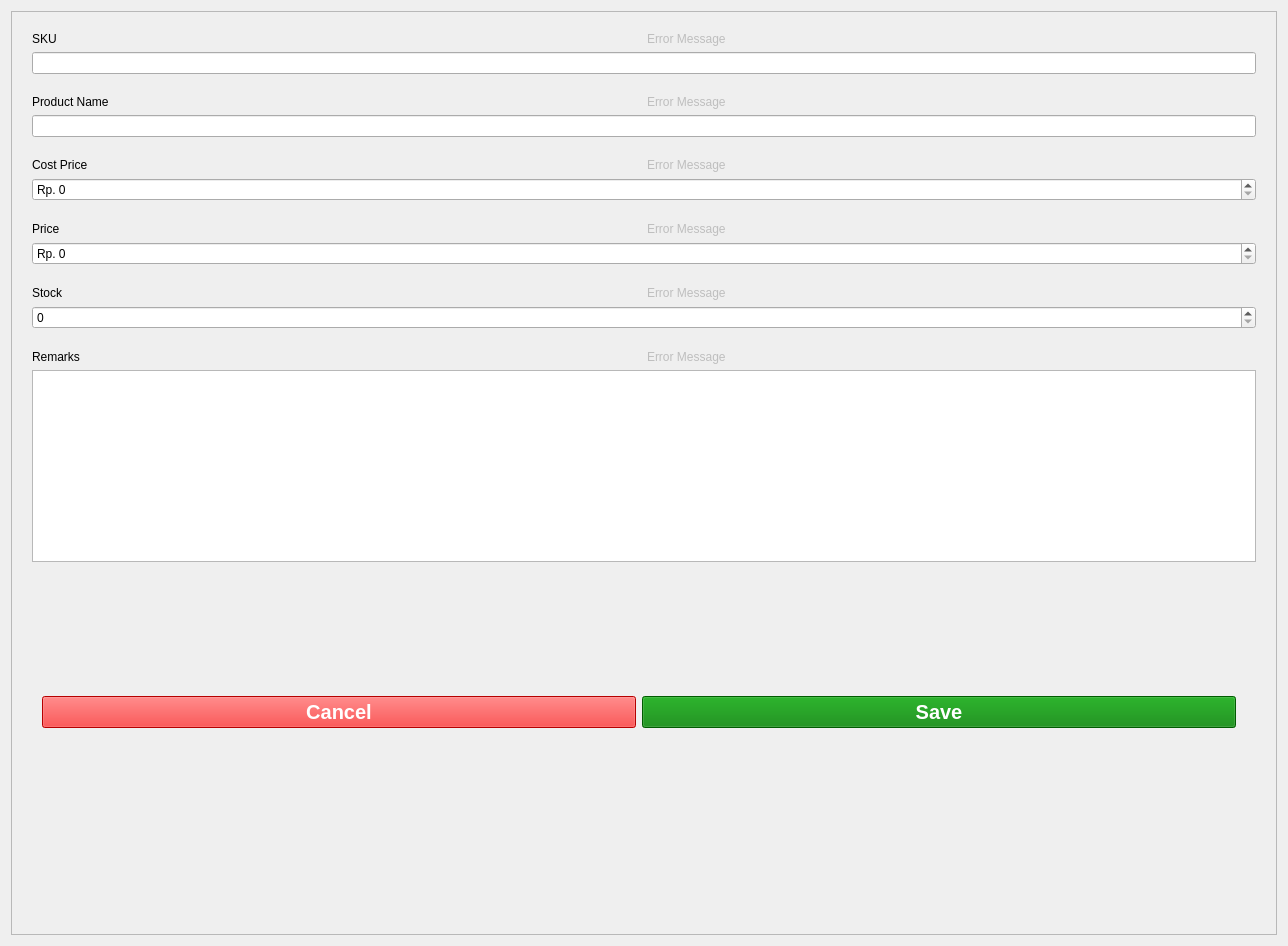
michael-halim/pos, file ui/add_edit_product.ui: the form before one commit.
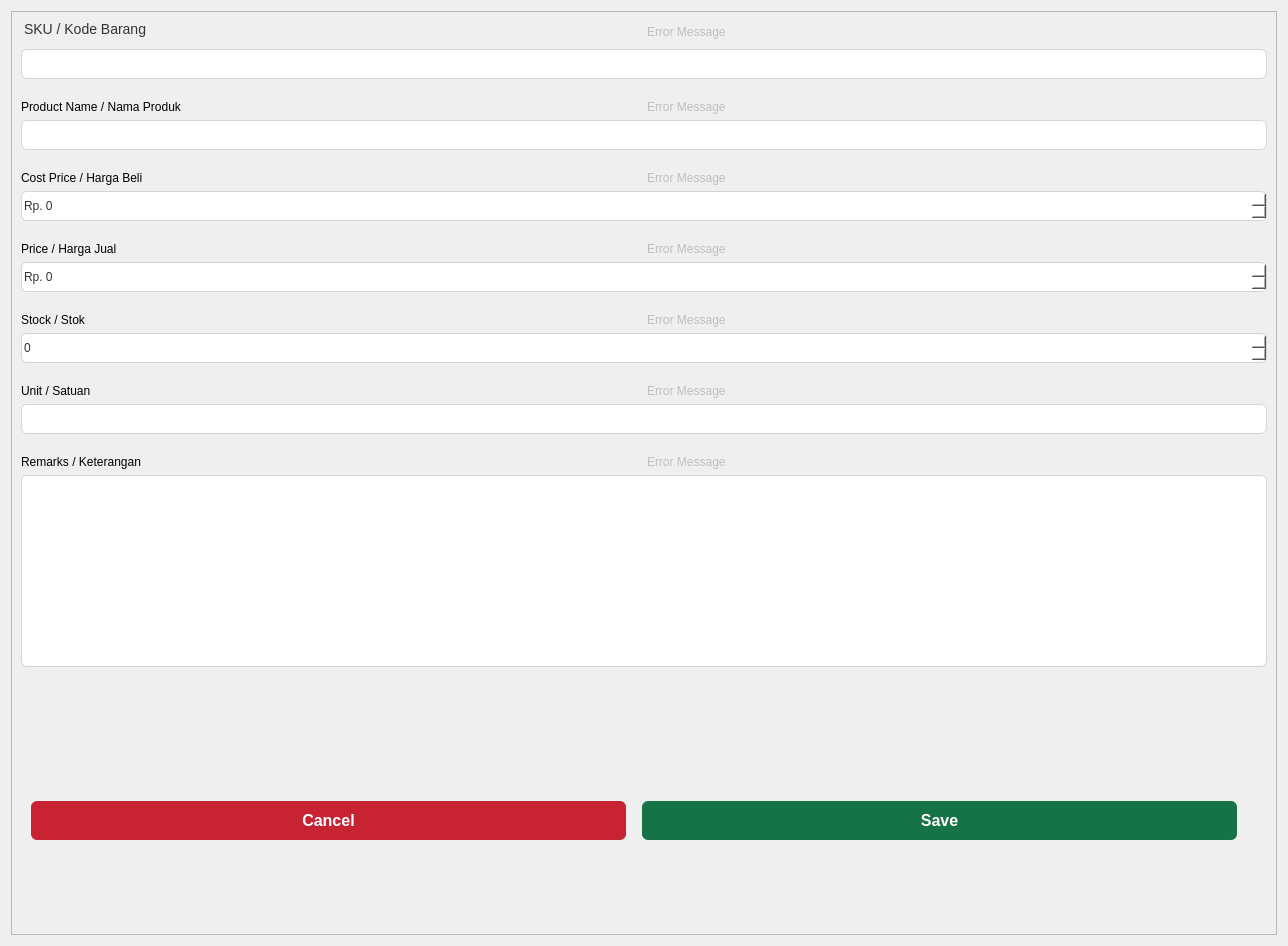
The form after the commit.

Commit message: Patch #01: Close all app in main window and CSS

Patch:
```diff
--- a/ui/add_edit_product.ui
+++ b/ui/add_edit_product.ui
@@ -29,118 +29,23 @@
       <enum>QFrame::Raised</enum>
      </property>
      <layout class="QGridLayout" name="gridLayout">
-      <property name="leftMargin">
-       <number>20</number>
-      </property>
-      <property name="topMargin">
-       <number>20</number>
-      </property>
-      <property name="rightMargin">
-       <number>20</number>
-      </property>
-      <property name="bottomMargin">
-       <number>50</number>
-      </property>
-      <item row="7" column="0">
-       <layout class="QHBoxLayout" name="horizontalLayout">
-        <property name="leftMargin">
-         <number>10</number>
-        </property>
-        <property name="topMargin">
-         <number>10</number>
-        </property>
-        <property name="rightMargin">
-         <number>20</number>
-        </property>
-        <property name="bottomMargin">
-         <number>20</number>
-        </property>
-        <item>
-         <widget class="QPushButton" name="cancel_add_edit_product_button">
-          <property name="styleSheet">
-           <string notr="true">QPushButton{
-	background-color: red;
-	color: white;
-	font-size: 20px;
-	font-weight:bold;
-
-}</string>
-          </property>
-          <property name="text">
-           <string>Cancel</string>
-          </property>
-         </widget>
-        </item>
-        <item>
-         <widget class="QPushButton" name="submit_add_edit_product_button">
-          <property name="styleSheet">
-           <string notr="true">QPushButton{
-	background-color: green;
-	color: white;
-	font-size: 20px;
-	font-weight:bold;
-
-}</string>
-          </property>
-          <property name="text">
-           <string>Save</string>
-          </property>
-         </widget>
-        </item>
-       </layout>
-      </item>
-      <item row="5" column="0">
-       <layout class="QVBoxLayout" name="verticalLayout_6">
-        <property name="topMargin">
-         <number>15</number>
-        </property>
-        <item>
-         <layout class="QHBoxLayout" name="horizontalLayout_8">
-          <item>
-           <widget class="QLabel" name="remarks_label">
-            <property name="text">
-             <string>Remarks</string>
-            </property>
-           </widget>
-          </item>
-          <item>
-           <widget class="QLabel" name="remarks_error_message">
-            <property name="enabled">
-             <bool>false</bool>
-            </property>
-            <property name="text">
-             <string>Error Message</string>
-            </property>
-           </widget>
-          </item>
-         </layout>
-        </item>
-        <item>
-         <widget class="QTextEdit" name="remarks_input"/>
-        </item>
-        <item>
-         <spacer name="verticalSpacer">
-          <property name="orientation">
-           <enum>Qt::Vertical</enum>
-          </property>
-          <property name="sizeHint" stdset="0">
-           <size>
-            <width>17</width>
-            <height>118</height>
-           </size>
-          </property>
-         </spacer>
-        </item>
-       </layout>
-      </item>
       <item row="0" column="0">
        <layout class="QVBoxLayout" name="verticalLayout">
         <item>
          <layout class="QHBoxLayout" name="horizontalLayout_2">
           <item>
            <widget class="QLabel" name="sku_label">
+            <property name="styleSheet">
+             <string notr="true">QLabel {
+    font-family: Arial, sans-serif;  /* Font style */
+    font-size: 14px;                 /* Font size */
+    font-weight: normal;              /* Normal font weight */
+    color: #333;                      /* Dark gray text color */
+    margin-bottom: 6px;                /* Space between label and input */
+}</string>
+            </property>
             <property name="text">
-             <string>SKU</string>
+             <string>SKU / Kode Barang</string>
             </property>
            </widget>
           </item>
@@ -157,7 +62,83 @@
          </layout>
         </item>
         <item>
-         <widget class="QLineEdit" name="sku_input"/>
+         <widget class="QLineEdit" name="sku_input">
+          <property name="minimumSize">
+           <size>
+            <width>0</width>
+            <height>30</height>
+           </size>
+          </property>
+          <property name="styleSheet">
+           <string notr="true">QLineEdit{
+	border: 1px solid #d1d5db;      /* Light gray border */
+    border-radius: 6px;             /* Rounded corners */
+    outline: none;                  /* Remove default outline */
+    color: #333;                    /* Text color */
+    background-color: #fff;       /* Light gray background */
+}
+
+QLineEdit:focus {
+    border: 1px solid #93c5fd;       /* Blue border on focus */
+    box-shadow: 0 0 5px rgba(59, 130, 246, 0.5);  /* Soft blue glow */
+    background-color: #ffffff;       /* White background when focused */
+}</string>
+          </property>
+         </widget>
+        </item>
+       </layout>
+      </item>
+      <item row="1" column="0">
+       <layout class="QVBoxLayout" name="verticalLayout_2">
+        <property name="topMargin">
+         <number>15</number>
+        </property>
+        <item>
+         <layout class="QHBoxLayout" name="horizontalLayout_3">
+          <item>
+           <widget class="QLabel" name="product_name_label">
+            <property name="text">
+             <string>Product Name / Nama Produk</string>
+            </property>
+           </widget>
+          </item>
+          <item>
+           <widget class="QLabel" name="product_name_error_message">
+            <property name="enabled">
+             <bool>false</bool>
+            </property>
+            <property name="text">
+             <string>Error Message</string>
+            </property>
+           </widget>
+          </item>
+         </layout>
+        </item>
+        <item>
+         <widget class="QLineEdit" name="product_name_input">
+          <property name="minimumSize">
+           <size>
+            <width>0</width>
+            <height>30</height>
+           </size>
+          </property>
+          <property name="styleSheet">
+           <string notr="true">QLineEdit{
+	border: 1px solid #d1d5db;      /* Light gray border */
+    border-radius: 6px;             /* Rounded corners */
+    outline: none;                  /* Remove default outline */
+    color: #333;                    /* Text color */
+    background-color: #fff;       /* Light gray background */
+    transition: all 0.3s ease-in-out; /* Smooth transition for effects */
+}
+
+QLineEdit:focus {
+    border: 1px solid #93c5fd;       /* Blue border on focus */
+    box-shadow: 0 0 5px rgba(59, 130, 246, 0.5);  /* Soft blue glow */
+    background-color: #ffffff;       /* White background when focused */
+}</string>
+          </property>
+         </widget>
         </item>
        </layout>
       </item>
@@ -171,7 +152,7 @@
           <item>
            <widget class="QLabel" name="cost_price_label">
             <property name="text">
-             <string>Cost Price</string>
+             <string>Cost Price / Harga Beli</string>
             </property>
            </widget>
           </item>
@@ -189,6 +170,28 @@
         </item>
         <item>
          <widget class="QSpinBox" name="cost_price_input">
+          <property name="minimumSize">
+           <size>
+            <width>0</width>
+            <height>30</height>
+           </size>
+          </property>
+          <property name="styleSheet">
+           <string notr="true">QSpinBox{
+	border: 1px solid #d1d5db;      /* Light gray border */
+    border-radius: 6px;             /* Rounded corners */
+    outline: none;                  /* Remove default outline */
+    color: #333;                    /* Text color */
+    background-color: #fff;       /* Light gray background */
+    transition: all 0.3s ease-in-out; /* Smooth transition for effects */
+}
+
+QSpinBox:focus {
+    border: 1px solid #93c5fd;       /* Blue border on focus */
+    box-shadow: 0 0 5px rgba(59, 130, 246, 0.5);  /* Soft blue glow */
+    background-color: #ffffff;       /* White background when focused */
+}</string>
+          </property>
           <property name="suffix">
            <string/>
           </property>
@@ -215,7 +218,7 @@
           <item>
            <widget class="QLabel" name="price_label">
             <property name="text">
-             <string>Price</string>
+             <string>Price / Harga Jual</string>
             </property>
            </widget>
           </item>
@@ -233,6 +236,28 @@
         </item>
         <item>
          <widget class="QSpinBox" name="price_input">
+          <property name="minimumSize">
+           <size>
+            <width>0</width>
+            <height>30</height>
+           </size>
+          </property>
+          <property name="styleSheet">
+           <string notr="true">QSpinBox{
+	border: 1px solid #d1d5db;      /* Light gray border */
+    border-radius: 6px;             /* Rounded corners */
+    outline: none;                  /* Remove default outline */
+    color: #333;                    /* Text color */
+    background-color: #fff;       /* Light gray background */
+    transition: all 0.3s ease-in-out; /* Smooth transition for effects */
+}
+
+QSpinBox:focus {
+    border: 1px solid #93c5fd;       /* Blue border on focus */
+    box-shadow: 0 0 5px rgba(59, 130, 246, 0.5);  /* Soft blue glow */
+    background-color: #ffffff;       /* White background when focused */
+}</string>
+          </property>
           <property name="prefix">
            <string>Rp. </string>
           </property>
@@ -243,37 +268,6 @@
         </item>
        </layout>
       </item>
-      <item row="1" column="0">
-       <layout class="QVBoxLayout" name="verticalLayout_2">
-        <property name="topMargin">
-         <number>15</number>
-        </property>
-        <item>
-         <layout class="QHBoxLayout" name="horizontalLayout_3">
-          <item>
-           <widget class="QLabel" name="product_name_label">
-            <property name="text">
-             <string>Product Name</string>
-            </property>
-           </widget>
-          </item>
-          <item>
-           <widget class="QLabel" name="product_name_error_message">
-            <property name="enabled">
-             <bool>false</bool>
-            </property>
-            <property name="text">
-             <string>Error Message</string>
-            </property>
-           </widget>
-          </item>
-         </layout>
-        </item>
-        <item>
-         <widget class="QLineEdit" name="product_name_input"/>
-        </item>
-       </layout>
-      </item>
       <item row="4" column="0">
        <layout class="QVBoxLayout" name="verticalLayout_5">
         <property name="topMargin">
@@ -284,7 +278,7 @@
           <item>
            <widget class="QLabel" name="stock_label">
             <property name="text">
-             <string>Stock</string>
+             <string>Stock / Stok</string>
             </property>
            </widget>
           </item>
@@ -302,6 +296,28 @@
         </item>
         <item>
          <widget class="QSpinBox" name="stock_input">
+          <property name="minimumSize">
+           <size>
+            <width>0</width>
+            <height>30</height>
+           </size>
+          </property>
+          <property name="styleSheet">
+           <string notr="true">QSpinBox{
+	border: 1px solid #d1d5db;      /* Light gray border */
+    border-radius: 6px;             /* Rounded corners */
+    outline: none;                  /* Remove default outline */
+    color: #333;                    /* Text color */
+    background-color: #fff;       /* Light gray background */
+    transition: all 0.3s ease-in-out; /* Smooth transition for effects */
+}
+
+QSpinBox:focus {
+    border: 1px solid #93c5fd;       /* Blue border on focus */
+    box-shadow: 0 0 5px rgba(59, 130, 246, 0.5);  /* Soft blue glow */
+    background-color: #ffffff;       /* White background when focused */
+}</string>
+          </property>
           <property name="maximum">
            <number>999999999</number>
           </property>
@@ -309,6 +325,193 @@
         </item>
        </layout>
       </item>
+      <item row="5" column="0">
+       <layout class="QVBoxLayout" name="verticalLayout_7">
+        <property name="topMargin">
+         <number>15</number>
+        </property>
+        <item>
+         <layout class="QHBoxLayout" name="horizontalLayout_9">
+          <item>
+           <widget class="QLabel" name="unit_label">
+            <property name="text">
+             <string>Unit / Satuan</string>
+            </property>
+           </widget>
+          </item>
+          <item>
+           <widget class="QLabel" name="unit_error_message">
+            <property name="enabled">
+             <bool>false</bool>
+            </property>
+            <property name="text">
+             <string>Error Message</string>
+            </property>
+           </widget>
+          </item>
+         </layout>
+        </item>
+        <item>
+         <widget class="QLineEdit" name="unit_input">
+          <property name="minimumSize">
+           <size>
+            <width>0</width>
+            <height>30</height>
+           </size>
+          </property>
+          <property name="styleSheet">
+           <string notr="true">QLineEdit{
+	border: 1px solid #d1d5db;      /* Light gray border */
+    border-radius: 6px;             /* Rounded corners */
+    outline: none;                  /* Remove default outline */
+    color: #333;                    /* Text color */
+    background-color: #fff;       /* Light gray background */
+    transition: all 0.3s ease-in-out; /* Smooth transition for effects */
+}
+
+QLineEdit:focus {
+    border: 1px solid #93c5fd;       /* Blue border on focus */
+    box-shadow: 0 0 5px rgba(59, 130, 246, 0.5);  /* Soft blue glow */
+    background-color: #ffffff;       /* White background when focused */
+}</string>
+          </property>
+         </widget>
+        </item>
+       </layout>
+      </item>
+      <item row="6" column="0">
+       <layout class="QVBoxLayout" name="verticalLayout_6">
+        <property name="topMargin">
+         <number>15</number>
+        </property>
+        <item>
+         <layout class="QHBoxLayout" name="horizontalLayout_8">
+          <item>
+           <widget class="QLabel" name="remarks_label">
+            <property name="text">
+             <string>Remarks / Keterangan</string>
+            </property>
+           </widget>
+          </item>
+          <item>
+           <widget class="QLabel" name="remarks_error_message">
+            <property name="enabled">
+             <bool>false</bool>
+            </property>
+            <property name="text">
+             <string>Error Message</string>
+            </property>
+           </widget>
+          </item>
+         </layout>
+        </item>
+        <item>
+         <widget class="QTextEdit" name="remarks_input">
+          <property name="styleSheet">
+           <string notr="true">QTextEdit{
+	border: 1px solid #d1d5db;      /* Light gray border */
+    border-radius: 6px;             /* Rounded corners */
+    outline: none;                  /* Remove default outline */
+    color: #333;                    /* Text color */
+    background-color: #fff;       /* Light gray background */
+    transition: all 0.3s ease-in-out; /* Smooth transition for effects */
+}
+
+QTextEdit:focus {
+    border: 1px solid #93c5fd;       /* Blue border on focus */
+    box-shadow: 0 0 5px rgba(59, 130, 246, 0.5);  /* Soft blue glow */
+    background-color: #ffffff;       /* White background when focused */
+}</string>
+          </property>
+         </widget>
+        </item>
+        <item>
+         <spacer name="verticalSpacer">
+          <property name="orientation">
+           <enum>Qt::Vertical</enum>
+          </property>
+          <property name="sizeHint" stdset="0">
+           <size>
+            <width>17</width>
+            <height>118</height>
+           </size>
+          </property>
+         </spacer>
+        </item>
+       </layout>
+      </item>
+      <item row="7" column="0">
+       <layout class="QHBoxLayout" name="horizontalLayout">
+        <property name="leftMargin">
+         <number>10</number>
+        </property>
+        <property name="topMargin">
+         <number>10</number>
+        </property>
+        <property name="rightMargin">
+         <number>20</number>
+        </property>
+        <property name="bottomMargin">
+         <number>20</number>
+        </property>
+        <item>
+         <widget class="QPushButton" name="cancel_add_edit_product_button">
+          <property name="styleSheet">
+           <string notr="true">QPushButton{
+	font-family: Arial, sans-serif; /* Font style */
+    font-size: 16px;                /* Text size */
+    font-weight: bold;               /* Bold text */
+    color: #ffffff;                  /* White text color */
+    border: none;                     /* Remove default border */
+    border-radius: 6px;               /* Rounded corners */
+    padding: 10px 20px;               /* Padding inside button */
+    cursor: pointer;                  /* Pointer on hover */
+    transition: all 0.3s ease-in-out;  /* Smooth transition */
+    text-align: center;                /* Center text */
+    outline: none;                     /* Remove default outline */
+    margin-right: 10px;                /* Space between buttons */
+	background-color: #c82333;         /* Red background */
+}
+
+QPushButton:hover {
+    background-color: #a71d2a;         /* Darker red on hover */
+}</string>
+          </property>
+          <property name="text">
+           <string>Cancel</string>
+          </property>
+         </widget>
+        </item>
+        <item>
+         <widget class="QPushButton" name="submit_add_edit_product_button">
+          <property name="styleSheet">
+           <string notr="true">QPushButton{
+	font-family: Arial, sans-serif; /* Font style */
+    font-size: 16px;                /* Text size */
+    font-weight: bold;               /* Bold text */
+    color: #ffffff;                  /* White text color */
+    border: none;                     /* Remove default border */
+    border-radius: 6px;               /* Rounded corners */
+    padding: 10px 20px;               /* Padding inside button */
+    cursor: pointer;                  /* Pointer on hover */
+    transition: all 0.3s ease-in-out;  /* Smooth transition */
+    text-align: center;                /* Center text */
+    outline: none;                     /* Remove default outline */
+    margin-right: 10px;                /* Space between buttons */
+	background-color: #157347;         /* Green background */
+}
+
+QPushButton:hover {
+    background-color: #145a32;         /* Darker green on hover */
+}</string>
+          </property>
+          <property name="text">
+           <string>Save</string>
+          </property>
+         </widget>
+        </item>
+       </layout>
+      </item>
       <item row="8" column="0">
        <spacer name="verticalSpacer_2">
         <property name="orientation">
```
Left out of the diff: 9 changed lines with no effect on the pictures. The commit also changes 2 other files.
